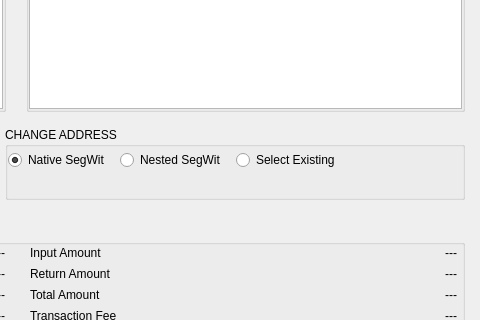
Old version of the form BlockSettleUILib/CreateTransactionDialogAdvanced.ui in the repository BlockSettle/terminal; both pictures show x 440 to 920 and y 239 to 559 of the 920 by 672 pixel window.
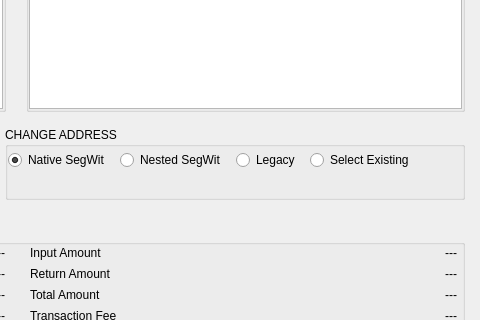
New version of the form.

Commit message: Fix change widget in tx creation dialog

Diff of the .ui file:
```diff
--- a/BlockSettleUILib/CreateTransactionDialogAdvanced.ui
+++ b/BlockSettleUILib/CreateTransactionDialogAdvanced.ui
@@ -1291,6 +1291,13 @@
               </property>
              </widget>
             </item>
+            <item>
+             <widget class="QRadioButton" name="radioButtonNewAddrLegacy">
+              <property name="text">
+               <string>Legacy</string>
+              </property>
+             </widget>
+            </item>
             <item>
              <widget class="QRadioButton" name="radioButtonExistingAddress">
               <property name="text">
```
The commit also changes 5 other files.
